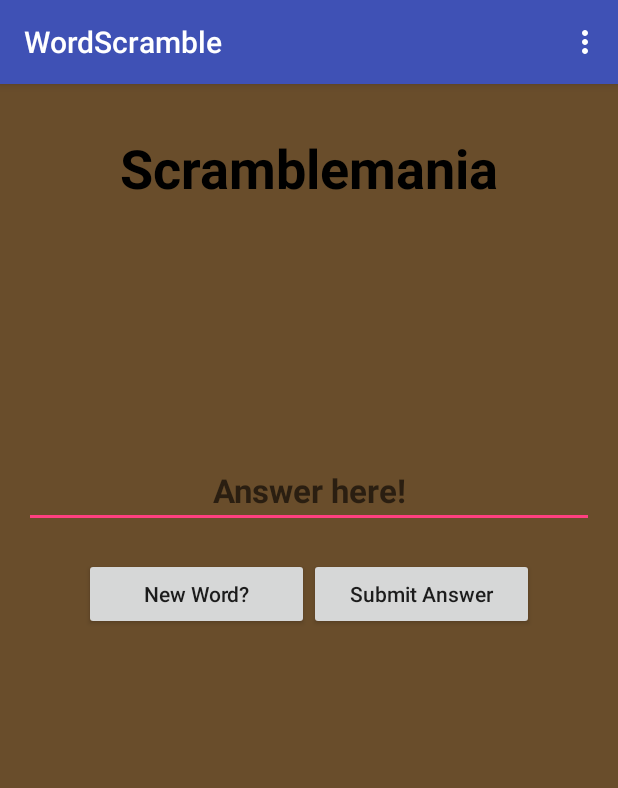
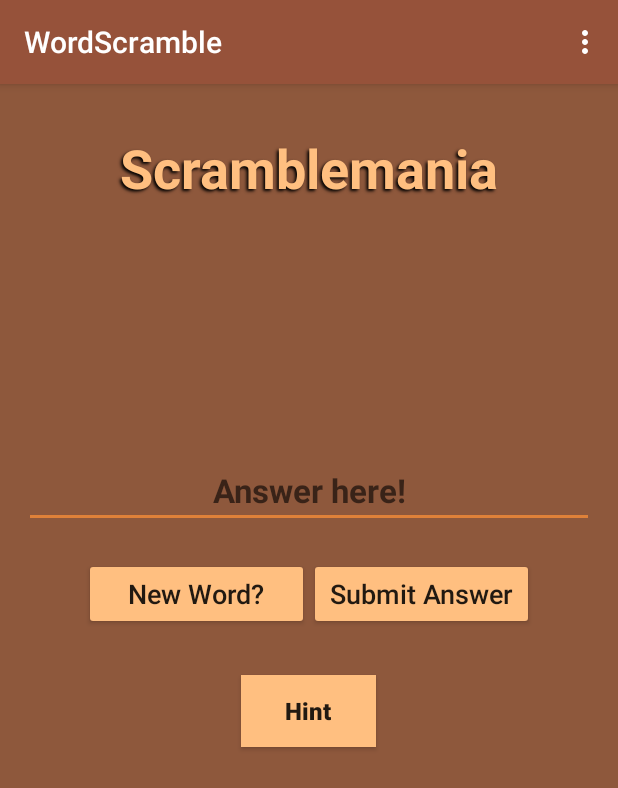
Before and after one commit to calford16/WordScramble, an Android app: the screen it shows after launch (MainActivity), on a phone screen of 412 x 824 dp. Shown: the top 788 px of the screen. Run offline under Robolectric (Android 15) with nearby library versions, the phone set to English and light mode, and no system bars.

Commit message:
Added buttons/formatting, altered color scheme

```diff
--- a/app/src/main/java/edu/westga/wordscramble/Controller/MainActivity.java
+++ b/app/src/main/java/edu/westga/wordscramble/Controller/MainActivity.java
@@ -20,14 +20,6 @@ public class MainActivity extends AppCompatActivity {
         Toolbar toolbar = (Toolbar) findViewById(R.id.toolbar);
         setSupportActionBar(toolbar);
 
-        FloatingActionButton fab = (FloatingActionButton) findViewById(R.id.fab);
-        fab.setOnClickListener(new View.OnClickListener() {
-            @Override
-            public void onClick(View view) {
-                Snackbar.make(view, "Replace with your own action", Snackbar.LENGTH_LONG)
-                        .setAction("Action", null).show();
-            }
-        });
     }
 
     @Override
--- a/app/src/main/res/layout/content_main.xml
+++ b/app/src/main/res/layout/content_main.xml
@@ -12,17 +12,21 @@
     tools:context=".Controller.MainActivity"
     tools:showIn="@layout/activity_main"
     android:orientation="vertical"
-    android:background="#694D2B">
+    android:background="#8E583C">
 
     <TextView
         android:layout_width="match_parent"
         android:layout_height="wrap_content"
         android:text="@string/string_title"
-        android:textColor="#000000"
+        android:textColor="#FFBF80"
         android:gravity="center"
         android:textStyle="bold"
         android:layout_marginTop="15dp"
-        android:textSize="@dimen/abc_action_button_min_width_overflow_material" />
+        android:textSize="@dimen/abc_action_button_min_width_overflow_material"
+        android:shadowColor="#000000"
+        android:shadowDx="-2"
+        android:shadowDy="2"
+        android:shadowRadius="2"/>
 
     <LinearLayout
         android:layout_width="match_parent"
@@ -30,8 +34,6 @@
         android:id="@+id/fragment_container"
         android:layout_margin="25dp"
         android:orientation="horizontal"
-        android:background="@drawable/customborder"
-
         >
 
     </LinearLayout>
@@ -45,6 +47,7 @@
         android:gravity="center"
         android:textStyle="bold"
         android:layout_marginTop="15dp"
+        android:maxHeight="50dp"
         />
 
     <LinearLayout
@@ -59,14 +62,28 @@
             android:layout_height="wrap_content"
             android:text="New Word?"
             android:textAllCaps="false"
-            />
+            android:backgroundTint="#FFBF80"
+            android:textSize="18dp" />
 
         <Button
             android:layout_width="150dp"
             android:layout_height="wrap_content"
             android:text="Submit Answer"
             android:textAllCaps="false"
-            />
+            android:backgroundTint="#FFBF80"
+            android:textSize="18dp" />
 
     </LinearLayout>
+
+    <Button
+        android:layout_width="90dp"
+        android:layout_height="wrap_content"
+        android:layout_marginTop="30dp"
+        android:text="Hint"
+        android:textAllCaps="false"
+        android:layout_gravity="center"
+        android:background="#FFBF80"
+        android:textSize="16dp"
+        android:textStyle="bold" />
+
 </LinearLayout>
--- a/app/src/main/res/values/colors.xml
+++ b/app/src/main/res/values/colors.xml
@@ -1,6 +1,6 @@
 <?xml version="1.0" encoding="utf-8"?>
 <resources>
-    <color name="colorPrimary">#3F51B5</color>
-    <color name="colorPrimaryDark">#303F9F</color>
-    <color name="colorAccent">#FF4081</color>
+    <color name="colorPrimary">#96523a</color>
+    <color name="colorPrimaryDark">#703925</color>
+    <color name="colorAccent">#df8139</color>
 </resources>
--- a/app/src/main/res/values/styles.xml
+++ b/app/src/main/res/values/styles.xml
@@ -6,6 +6,7 @@
         <item name="colorPrimary">@color/colorPrimary</item>
         <item name="colorPrimaryDark">@color/colorPrimaryDark</item>
         <item name="colorAccent">@color/colorAccent</item>
+
     </style>
 
     <style name="AppTheme.NoActionBar">
```
